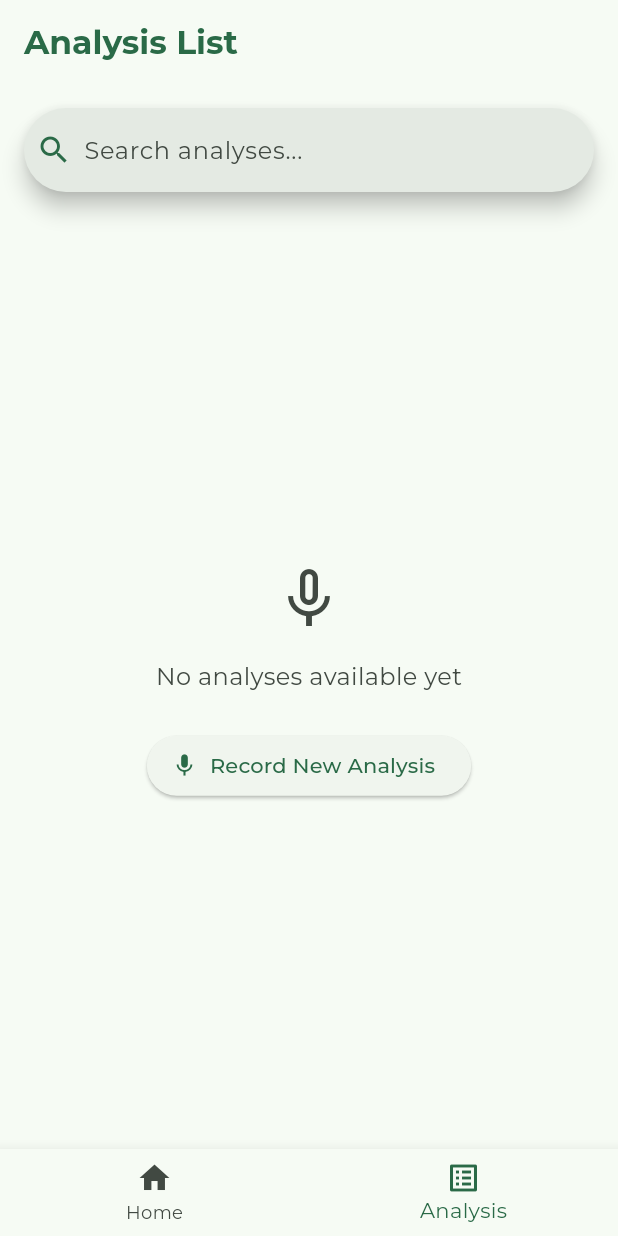
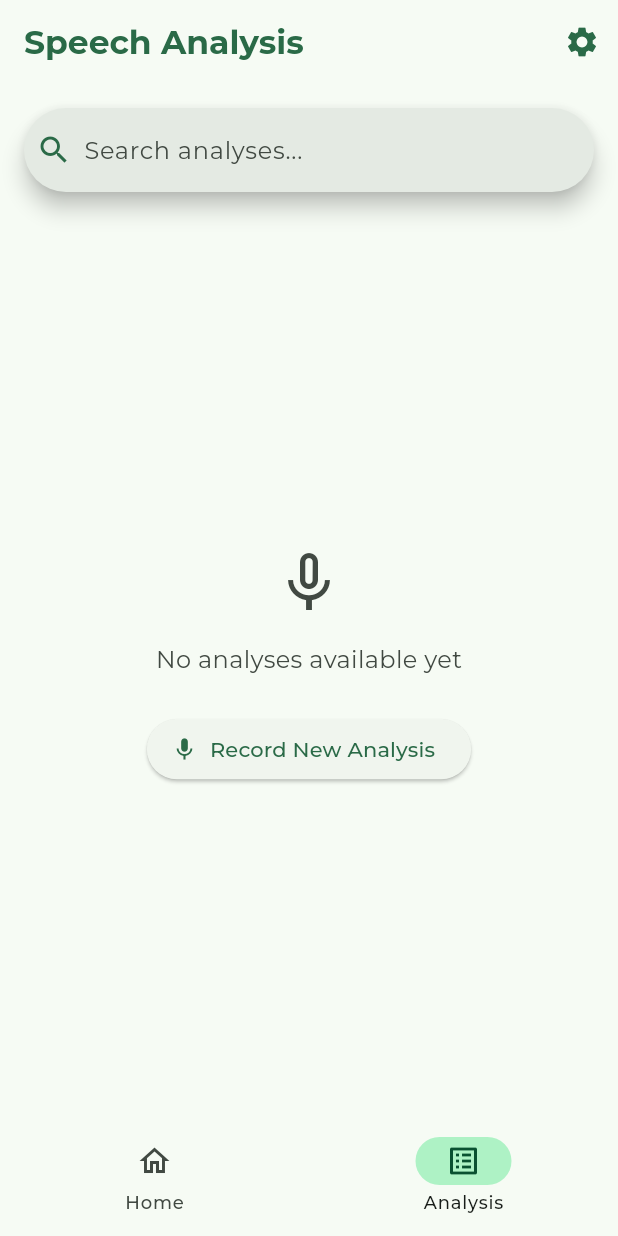
Before and after one commit to dtrovato997/SpeechAnalysis, a Flutter app: the screen it shows after launch, item 2 of the bottom bar chosen, on a phone screen of 412 x 824 dp. Run offline on Flutter 3.47's test engine with Material 3 defaults, Android fonts, the light colour scheme and no system bars; our stand-ins replace device_preview, flutter_carousel_widget, google_fonts, sqflite; missing offline and left inert: audio_waveforms; accounts and stored records are empty.

Commit message:
enhancement: fixed bottom bar navigation between home and list

```diff
--- a/lib/ui/core/ui/analysis_list/widgets/analysis_list_screen.dart
+++ b/lib/ui/core/ui/analysis_list/widgets/analysis_list_screen.dart
@@ -43,20 +43,7 @@ class _AnalysisListScreenState extends State<AnalysisListScreen> {
       value: viewModel,
       child: Consumer<AnalysisListViewModel>(
         builder: (context, model, child) {
-          return Scaffold(
-            appBar: AppBar(
-              title: Text(
-                'Analysis List',
-                style: TextStyle(
-                  color: colorScheme.primary,
-                  fontWeight: FontWeight.bold
-                ),
-              ),
-              backgroundColor: colorScheme.surface,
-              elevation: 0,
-            ),
-            backgroundColor: colorScheme.background,
-            body: Column(
+          return Column(
             children: [
               // Search Bar
               Padding(
@@ -85,9 +72,8 @@ class _AnalysisListScreenState extends State<AnalysisListScreen> {
                 child: _buildListContent(model, colorScheme),
               ),
             ],
-            ),
           );
-        },
+        }
       ),
     );
   }
--- a/lib/ui/core/ui/home_page/widgets/home_page_screen.dart
+++ b/lib/ui/core/ui/home_page/widgets/home_page_screen.dart
@@ -29,7 +29,8 @@ class _HomePageState extends State<HomePage> {
     final colorScheme = Theme.of(context).colorScheme;
 
     return Scaffold(
-      appBar: _currentIndex == 0 ? AppBar(
+      // Only show the app bar on the home tab
+      appBar: AppBar(
         title: Text(
           'Speech Analysis',
           style: TextStyle(color: colorScheme.primary, fontWeight: FontWeight.bold),
@@ -45,39 +46,42 @@ class _HomePageState extends State<HomePage> {
             },
           ),
         ],
-      ) : null, // No app bar for analysis list tab (it has its own)
+      ),
       backgroundColor: colorScheme.background,
-      body: _getPage(_currentIndex),
-      bottomNavigationBar: BottomNavigationBar(
-        currentIndex: _currentIndex,
+
+      // Use IndexedStack to preserve the state of each tab
+      body: IndexedStack(
+        index: _currentIndex,
+        children: [
+          _buildHomeContent(),
+          const AnalysisListScreen(),
+        ],
+      ),
+
+
+      bottomNavigationBar: NavigationBar(
         backgroundColor: colorScheme.surface,
-        selectedItemColor: colorScheme.primary,
-        unselectedItemColor: colorScheme.onSurfaceVariant,
-        onTap: (index) {
+        indicatorColor: colorScheme.primaryContainer,
+        selectedIndex: _currentIndex,
+        onDestinationSelected: (index) {
           setState(() {
             _currentIndex = index;
           });
         },
-        items: const [
-          BottomNavigationBarItem(icon: Icon(Icons.home), label: 'Home'),
-          BottomNavigationBarItem(
-            icon: Icon(Icons.list_alt_outlined),
+        destinations: [
+          NavigationDestination(
+            icon: Icon(Icons.home_outlined, color: colorScheme.onSurfaceVariant),
+            selectedIcon: Icon(Icons.home, color: colorScheme.onPrimaryContainer),
+            label: 'Home',
+          ),
+          NavigationDestination(
+            icon: Icon(Icons.list_alt_outlined, color: colorScheme.onSurfaceVariant),
+            selectedIcon: Icon(Icons.list_alt, color: colorScheme.onPrimaryContainer),
             label: 'Analysis',
           ),
         ],
       ),
     );
-  }
-
-  Widget _getPage(int index) {
-    switch (index) {
-      case 0:
-        return _buildHomeContent();
-      case 1:
-        return const AnalysisListScreen();
-      default:
-        return _buildHomeContent();
-    }
   }
 
   Widget _buildHomeContent() {
@@ -127,13 +131,13 @@ class _HomePageState extends State<HomePage> {
         vertical: 14.0,
       ),
       child: Align(
-        alignment: Alignment.centerLeft, // This explicitly sets left alignment
+        alignment: Alignment.centerLeft,
         child: Text(
           'Start new analysis',
           style: textTheme.titleLarge?.copyWith(fontWeight: FontWeight.bold),
           softWrap: true,
           overflow: TextOverflow.visible,
-          textAlign: TextAlign.left, // This also ensures text is left-aligned
+          textAlign: TextAlign.left,
         ),
       ),
     );
@@ -163,7 +167,7 @@ class _HomePageState extends State<HomePage> {
               ),
               TextButton(
                 onPressed: () {
-                  // Navigate to analysis list tab
+                  // Simply switch to the analysis tab
                   setState(() {
                     _currentIndex = 1;
                   });
```
Lines whose indentation alone changed are shown as unchanged.
